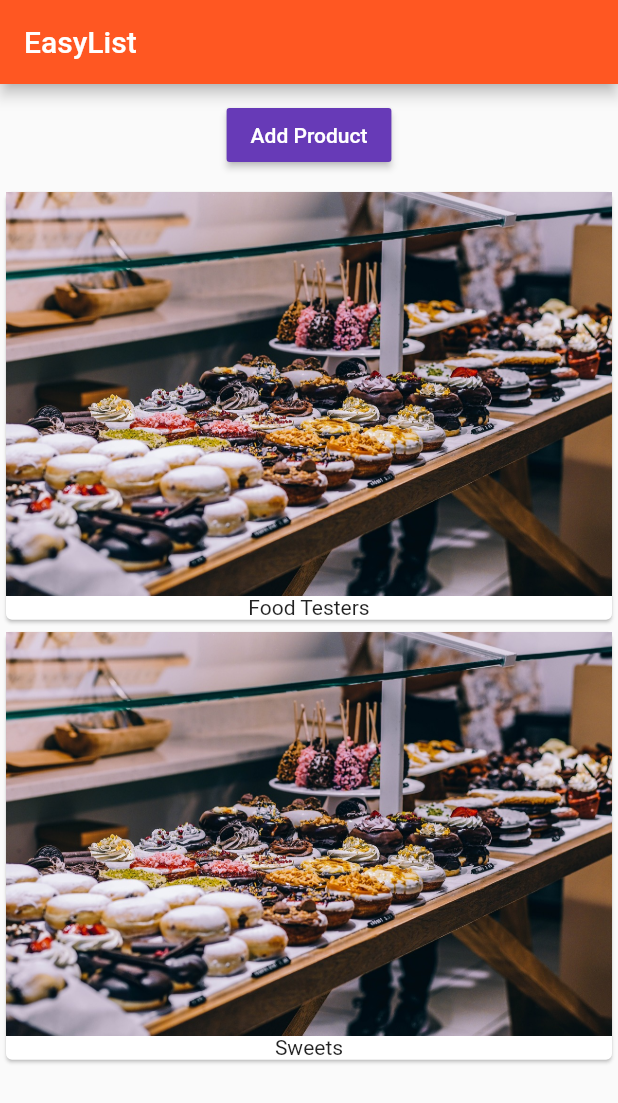
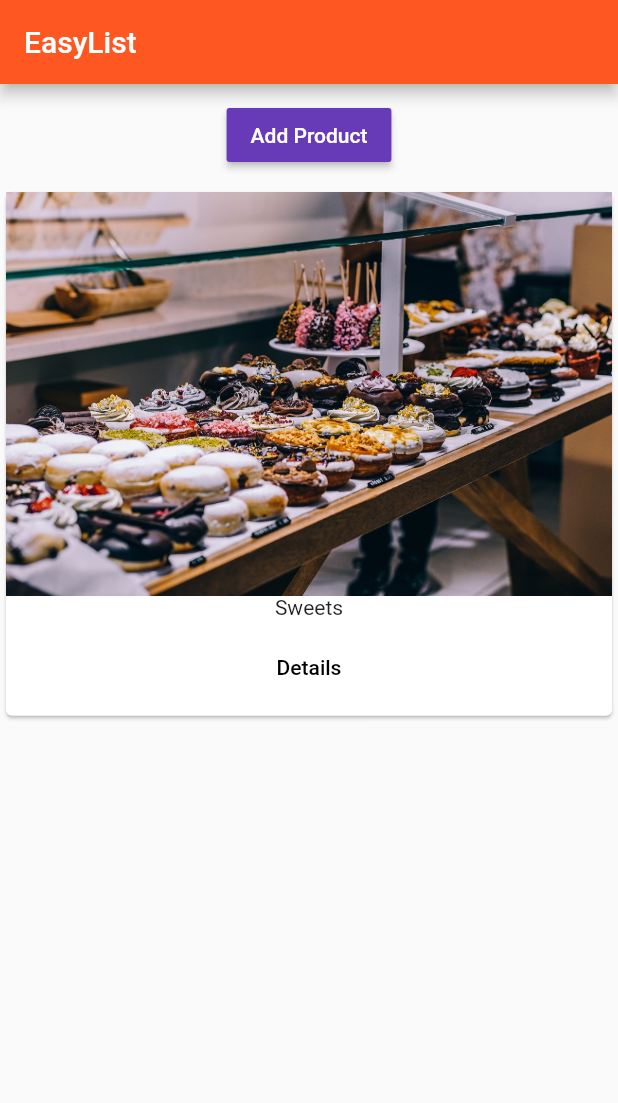
Before and after one commit to godcrampy/flutter-udemy-course, a Flutter app: the screen it shows after launch, after a tap on "Add Product", on a phone screen of 412 x 824 dp. Shown: the top 1103 px of the screen. Run offline on Flutter 3.47's test engine with Material 2 defaults, Android fonts, the phone set to English and light mode, and no system bars.

Commit message:
Added Basic Navigation

```diff
--- a/lib/main.dart
+++ b/lib/main.dart
@@ -1,5 +1,6 @@
 import 'package:flutter/material.dart';
-import 'package:flutter_course/product_manager.dart';
+// import 'package:flutter/rendering.dart';
+import './pages/home.dart';
 
 void main() {
   // debugPaintSizeEnabled = true;
@@ -12,12 +13,6 @@ class MyApp extends StatelessWidget {
     return MaterialApp(
         theme: ThemeData(
             primarySwatch: Colors.deepOrange, accentColor: Colors.deepPurple),
-        home: Scaffold(
-            appBar: AppBar(
-              title: Text('EasyList'),
-            ),
-            body: ProductManager(
-              startingProduct: "Food Testers",
-            )));
+        home: HomePage());
   }
 }
--- /dev/null
+++ b/lib/pages/home.dart
@@ -0,0 +1,13 @@
+import 'package:flutter/material.dart';
+import '../product_manager.dart';
+
+class HomePage extends StatelessWidget {
+  @override
+  Widget build(BuildContext context) {
+    return Scaffold(
+        appBar: AppBar(
+          title: Text('EasyList'),
+        ),
+        body: ProductManager());
+  }
+}
--- /dev/null
+++ b/lib/pages/product.dart
@@ -0,0 +1,20 @@
+import 'package:flutter/material.dart';
+
+class ProductPage extends StatelessWidget {
+  @override
+  Widget build(BuildContext context) {
+    return Scaffold(
+        appBar: AppBar(
+          title: Text('Product Detail'),
+        ),
+        body: Center(
+          child: Column(children: [
+            Text('Product Page'),
+            RaisedButton(
+              child: Text('Back'),
+              onPressed: () => Navigator.pop(context),
+            )
+          ]),
+        ));
+  }
+}
--- a/lib/product_manager.dart
+++ b/lib/product_manager.dart
@@ -18,7 +18,7 @@ class _ProductManagerState extends State<ProductManager> {
 
   @override
   void initState() {
-    _products.add(widget.startingProduct);
+    // _products.add(widget.startingProduct);
     super.initState();
   }
 
--- a/lib/products.dart
+++ b/lib/products.dart
@@ -1,24 +1,40 @@
 import 'package:flutter/material.dart';
+import 'package:flutter_course/pages/product.dart';
 
 class Products extends StatelessWidget {
   final List<String> products;
+  Products(this.products);
 
-  Products(this.products);
+  Widget _buildProductItem(BuildContext context, int index) {
+    return Card(
+      child: Column(
+        children: <Widget>[
+          Image.asset('assets/food.jpg'),
+          Text(products[index]),
+          ButtonBar(
+            alignment: MainAxisAlignment.center,
+            children: <Widget>[
+              FlatButton(
+                child: Text('Details'),
+                onPressed: () => Navigator.push(
+                    context,
+                    MaterialPageRoute(
+                        builder: (BuildContext context) => ProductPage())),
+              )
+            ],
+          )
+        ],
+      ),
+    );
+  }
+
   @override
   Widget build(BuildContext context) {
-    return ListView(
-      children: products
-          .map(
-            (element) => Card(
-                  child: Column(
-                    children: <Widget>[
-                      Image.asset('assets/food.jpg'),
-                      Text(element)
-                    ],
-                  ),
-                ),
+    return products.length > 0
+        ? ListView.builder(
+            itemBuilder: _buildProductItem,
+            itemCount: products.length,
           )
-          .toList(),
-    );
+        : Center(child: Text('Oops, No Products to Display'));
   }
 }
```
